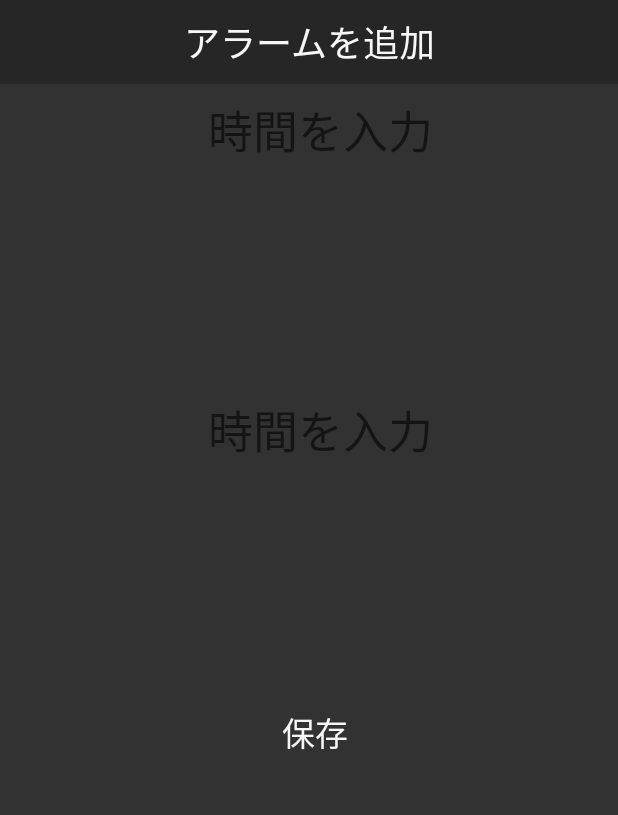
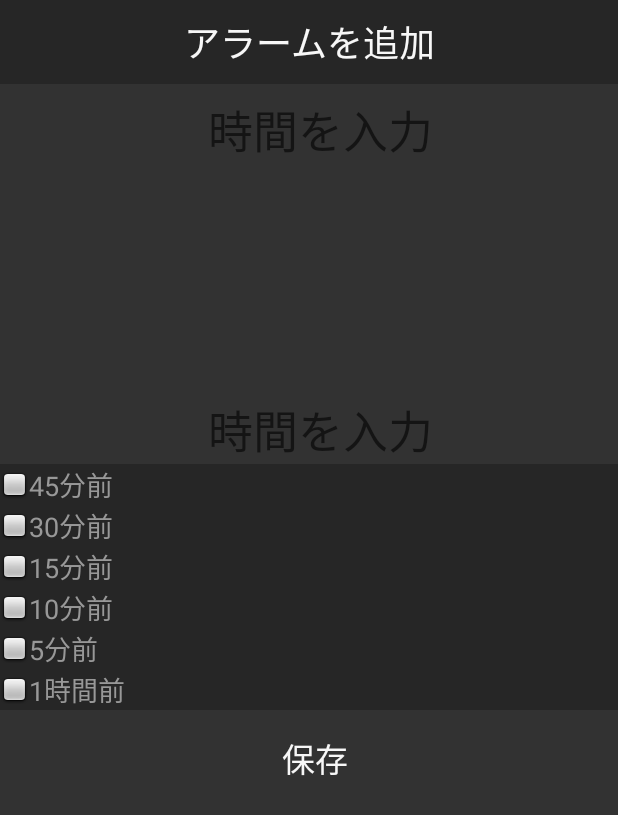
Before and after one commit to 18g031/customAlarmAPP, an Android app: the AlarmCreateActivity screen opened directly, with no data from a screen before it, on a phone screen of 412 x 824 dp. Shown: the top 815 px of the screen. Run offline under Robolectric (Android 15) with nearby library versions, the phone set to English and light mode, and no system bars.

Commit message:
海里 ラジオボタン等調整中

```diff
--- a/app/src/main/res/layout/clock.xml
+++ b/app/src/main/res/layout/clock.xml
@@ -41,10 +41,13 @@
     </LinearLayout>
 
     //アナウンスの箱
+
+    //保存ボタン 最初の画面に推移が可能、と同時にTimePickerの情報を反映をしたいが未実装
+
     <LinearLayout
         android:id="@+id/linear_ann"
         android:layout_width="match_parent"
-        android:layout_height="200dp"
+        android:layout_height="wrap_content"
         android:orientation="vertical"
         app:layout_constraintStart_toStartOf="@id/linear_alm"
         app:layout_constraintTop_toBottomOf="@+id/linear_alm">
@@ -54,12 +57,103 @@
             style="@style/main_button"
             android:layout_gravity="center"
             android:hint="時間を入力"
-            android:textColor="@color/primaryText"
+            android:textColor="@color/secondaryText2"
             android:textSize="30dp" />
+
+        <CheckBox
+            android:id="@+id/checkBox2"
+            android:layout_width="match_parent"
+            android:layout_height="wrap_content"
+            android:background="@color/baseColor1"
+            android:button="@android:drawable/checkbox_off_background"
+            android:checked="false"
+            android:text="45分前"
+            android:textColor="@color/secondaryText2"
+            android:textSize="18sp"
+            app:layout_constraintBottom_toTopOf="@+id/checkBox3"
+            app:layout_constraintEnd_toEndOf="parent"
+            app:layout_constraintStart_toStartOf="parent"
+            app:layout_constraintTop_toBottomOf="@+id/checkBox1" />
+
+        <CheckBox
+            android:id="@+id/checkBox3"
+            android:layout_width="match_parent"
+            android:layout_height="wrap_content"
+            android:background="@color/baseColor1"
+            android:button="@android:drawable/checkbox_off_background"
+            android:checked="false"
+            android:text="30分前"
+            android:textColor="@color/secondaryText2"
+            android:textSize="18sp"
+            app:layout_constraintBottom_toTopOf="@+id/checkBox4"
+            app:layout_constraintEnd_toEndOf="parent"
+            app:layout_constraintStart_toStartOf="parent"
+            app:layout_constraintTop_toBottomOf="@+id/checkBox2" />
+
+        <CheckBox
+            android:id="@+id/checkBox4"
+            android:layout_width="match_parent"
+            android:layout_height="wrap_content"
+            android:background="@color/baseColor1"
+            android:button="@android:drawable/checkbox_off_background"
+            android:checked="false"
+            android:text="15分前"
+            android:textColor="@color/secondaryText2"
+            android:textSize="18sp"
+            app:layout_constraintBottom_toTopOf="@+id/checkBox5"
+            app:layout_constraintEnd_toEndOf="parent"
+            app:layout_constraintStart_toStartOf="parent"
+            app:layout_constraintTop_toBottomOf="@+id/checkBox3" />
+
+        <CheckBox
+            android:id="@+id/checkBox5"
+            android:layout_width="match_parent"
+            android:layout_height="wrap_content"
+            android:background="@color/baseColor1"
+            android:button="@android:drawable/checkbox_off_background"
+            android:checked="false"
+            android:text="10分前"
+            android:textColor="@color/secondaryText2"
+            android:textSize="18sp"
+            app:layout_constraintBottom_toTopOf="@+id/checkBox6"
+            app:layout_constraintEnd_toEndOf="parent"
+            app:layout_constraintStart_toStartOf="parent"
+            app:layout_constraintTop_toBottomOf="@+id/checkBox4" />
+
+        <CheckBox
+            android:id="@+id/checkBox6"
+            android:layout_width="match_parent"
+            android:layout_height="wrap_content"
+            android:background="@color/baseColor1"
+            android:button="@android:drawable/checkbox_off_background"
+            android:checked="false"
+            android:text="5分前"
+            android:textColor="@color/secondaryText2"
+            android:textSize="18sp"
+            app:layout_constraintBottom_toBottomOf="parent"
+            app:layout_constraintEnd_toEndOf="parent"
+            app:layout_constraintStart_toStartOf="parent"
+            app:layout_constraintTop_toBottomOf="@+id/checkBox5" />
+
+        <CheckBox
+            android:id="@+id/checkBox1"
+            android:layout_width="match_parent"
+            android:layout_height="wrap_content"
+            android:background="@color/baseColor1"
+            android:button="@android:drawable/checkbox_off_background"
+            android:checked="false"
+            android:cursorVisible="false"
+            android:text="1時間前"
+            android:textColor="@color/secondaryText2"
+            android:textSize="18sp"
+            android:verticalScrollbarPosition="defaultPosition"
+            app:layout_constraintBottom_toBottomOf="parent"
+            app:layout_constraintEnd_toEndOf="parent"
+            app:layout_constraintStart_toStartOf="parent"
+            app:layout_constraintTop_toBottomOf="@+id/btnMainCon2" />
 
     </LinearLayout>
 
-    //保存ボタン 最初の画面に推移が可能、と同時にTimePickerの情報を反映をしたいが未実装
     <Button
         android:id="@+id/enter"
         style="@style/main_button"
```
